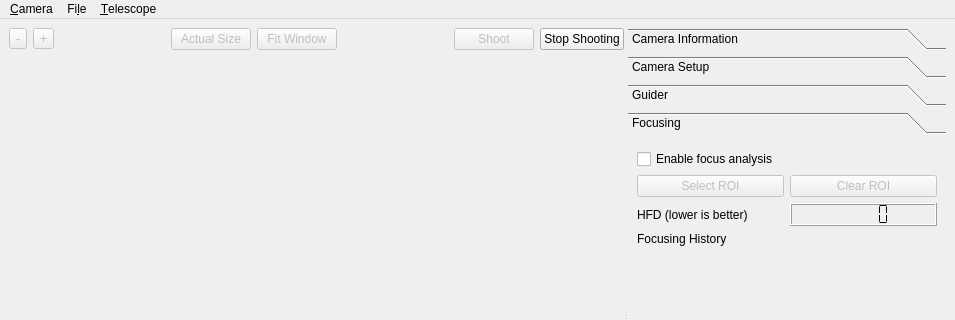
The window that dslr-qt-shooter/ui/dslr_shooter_window.ui (Edlward/GalaxyHunter) describes before a commit, drawn with Qt 5; both pictures show x 0 to 955 and y 0 to 320 of the 955 by 903 pixel window.
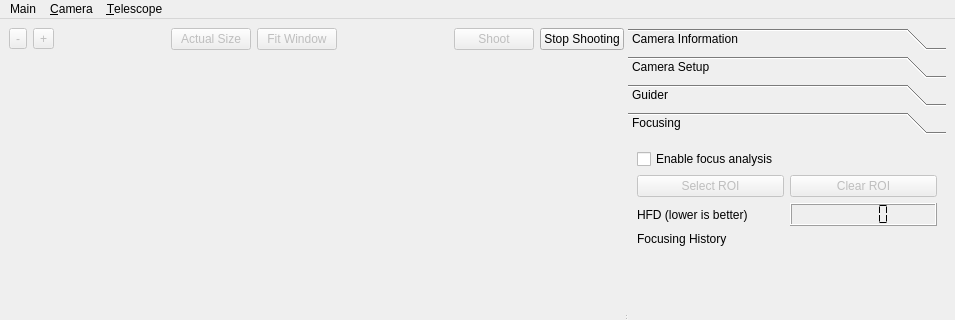
The same window after the commit. Custom widgets are drawn as their Qt base class.

Patch:
```diff
--- a/dslr-qt-shooter/ui/dslr_shooter_window.ui
+++ b/dslr-qt-shooter/ui/dslr_shooter_window.ui
@@ -571,7 +571,7 @@
    </widget>
    <widget class="QMenu" name="menuFile">
     <property name="title">
-     <string>Fi&amp;le</string>
+     <string>Main</string>
     </property>
     <addaction name="actionClean_Log_Messages"/>
     <addaction name="action_Quit"/>
@@ -584,8 +584,8 @@
     <addaction name="action_Devices_Control_Panel"/>
     <addaction name="actionRemote_Control"/>
    </widget>
-   <addaction name="menuCamera"/>
    <addaction name="menuFile"/>
+   <addaction name="menuCamera"/>
    <addaction name="menuTelescope"/>
   </widget>
   <action name="actionConnect_LinGuider">
```
Left out of the diff: 6 changed lines with no effect on the pictures.
